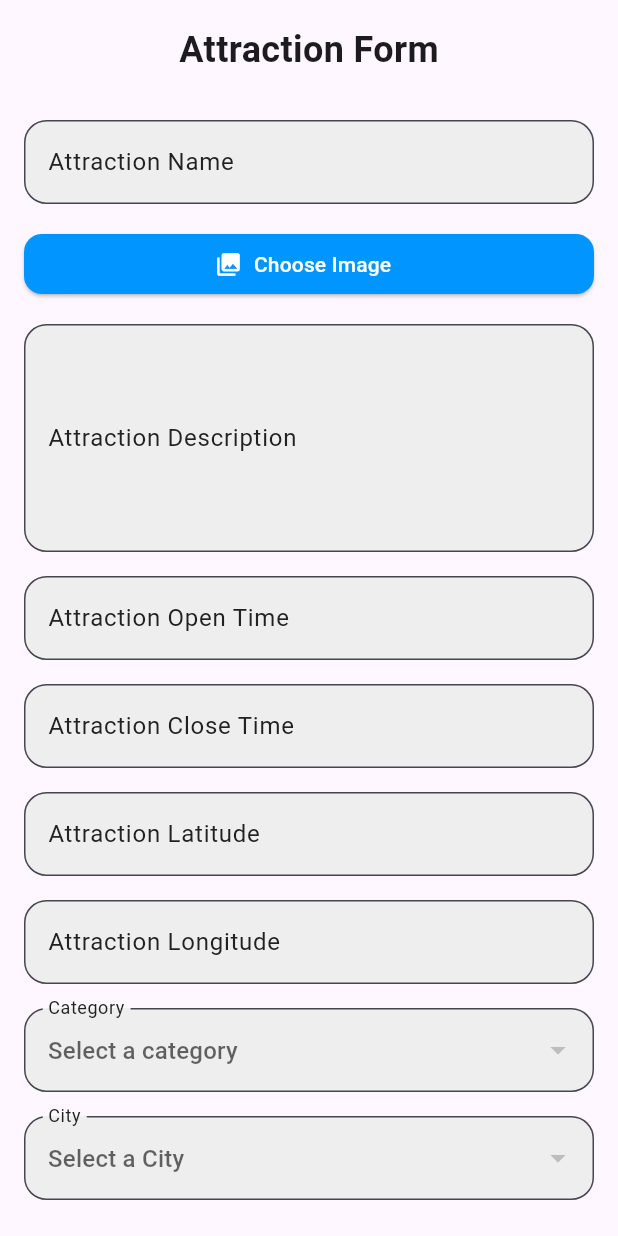
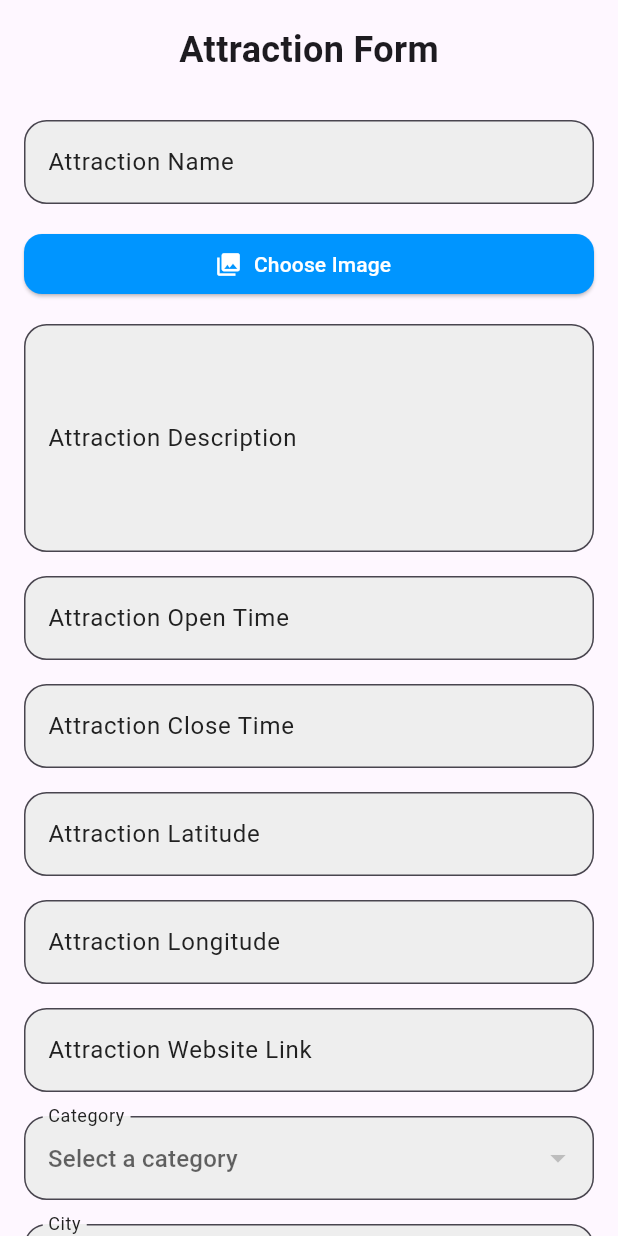
Before and after one commit to asimmughal876/CitiGuide-App, a Flutter app: the AttractionForm screen opened directly, on a phone screen of 412 x 824 dp. Run offline on Flutter 3.47's test engine with Material 3 defaults, Android fonts, the phone set to English and light mode, and no system bars; our stand-ins replace firebase_auth, firebase_core, firebase_database, google_fonts, google_maps_flutter, google_sign_in and 2 more; missing offline and left inert: cloudinary_public; accounts and stored records are empty.

Commit message:
Added TextField for website link in attraction form

```diff
--- a/lib/admin_attraction_form.dart
+++ b/lib/admin_attraction_form.dart
@@ -20,6 +20,7 @@ class _AttractionFormState extends State<AttractionForm> {
   final TextEditingController Attractionlongitude = TextEditingController();
   final TextEditingController AttractionOpenTime = TextEditingController();
   final TextEditingController AttractionCloseTime = TextEditingController();
+  final TextEditingController Link = TextEditingController();
   final DatabaseReference attractionRef =
       FirebaseDatabase.instance.ref().child('attraction');
   final DatabaseReference citiesRef =
@@ -165,6 +166,7 @@ Future<void> _pickTime(TextEditingController controller) async {
 
   Future<void> addAttraction() async {
     if (AttractionController.text.isEmpty ||
+     Link.text.isEmpty ||
         _image == null ||
         _selectedCategoryKey == null ||
         _selectedCityKey == null) {
@@ -190,6 +192,7 @@ Future<void> _pickTime(TextEditingController controller) async {
         'title': AttractionController.text,
         'open_time': AttractionOpenTime.text,
         'close_time': AttractionCloseTime.text,
+        'website_Link': Link.text,
         'image': _imageUrl,
         'description': Attractiondesc.text,
         'latitude': Attractionlatitude.text,
@@ -331,6 +334,12 @@ Future<void> _pickTime(TextEditingController controller) async {
                     "Attraction Longitude", "Enter Attraction Longitude"),
               ),
               const SizedBox(height: 16),
+              TextField(
+                controller: Link,
+                decoration: _buildInputDecoration(
+                    "Attraction Website Link", "Enter Attraction Website Link"),
+              ),
+              const SizedBox(height: 16),
               DropdownButtonFormField<String>(
                 value: _selectedCategoryKey,
                 items: _categories.entries
```
